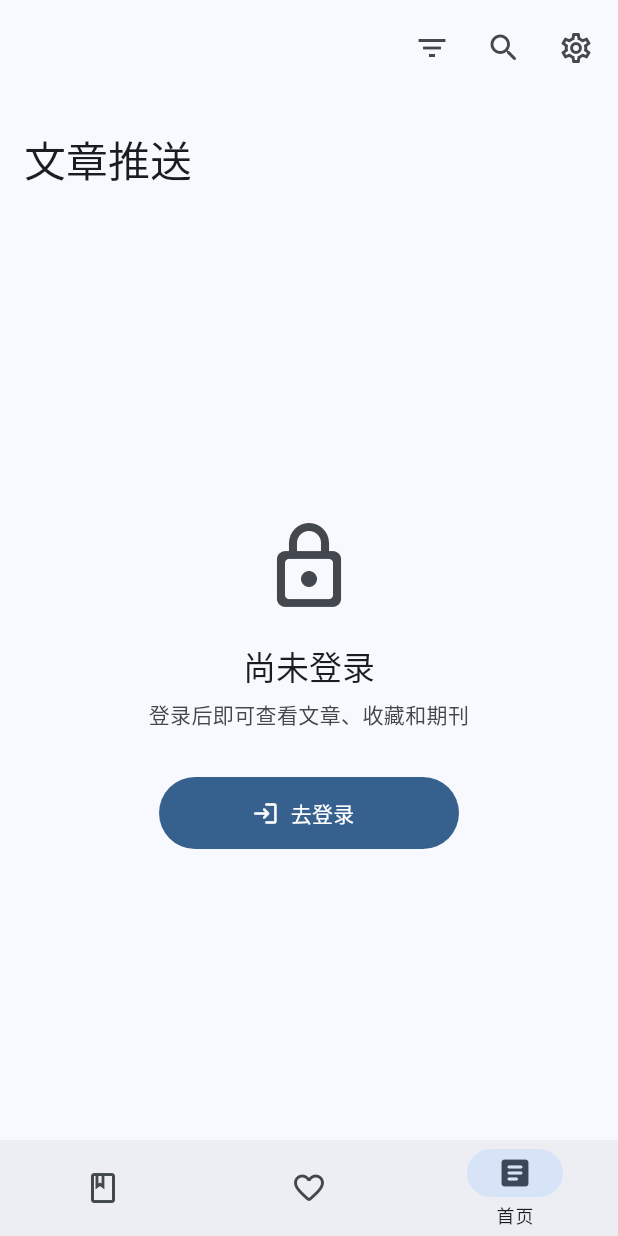
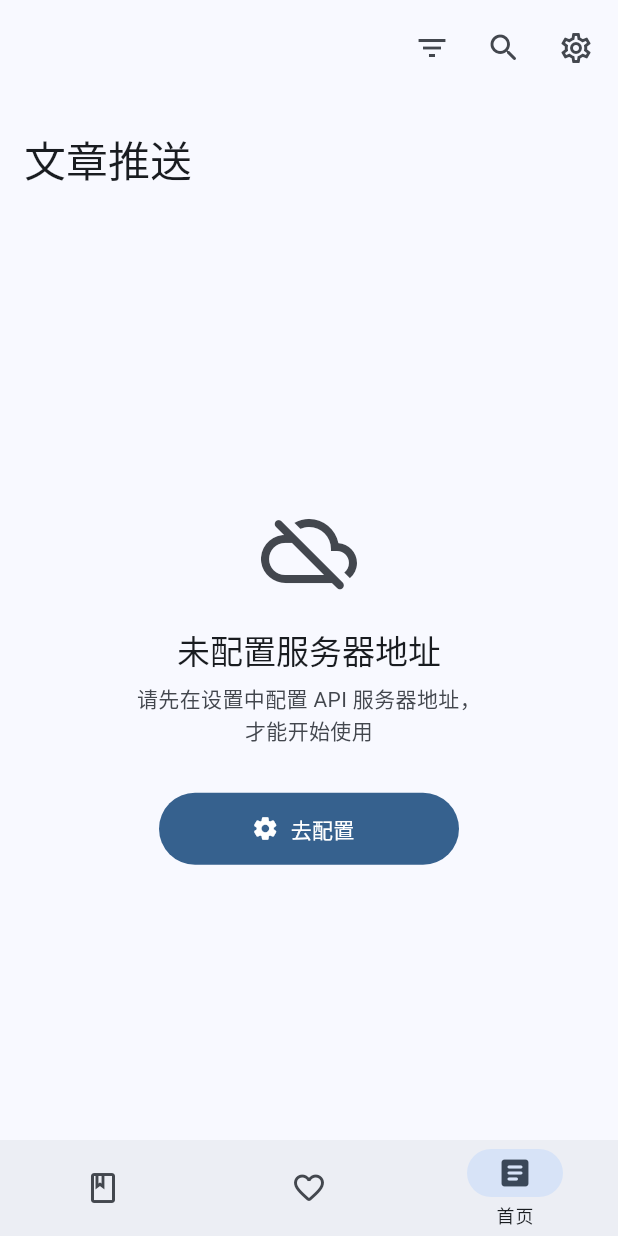
Before and after one commit to SineLi/PaperPulse, a Flutter app: the screen it shows after launch, on a phone screen of 412 x 824 dp. Run offline on Flutter 3.47's test engine with Material 3 defaults, Android fonts, the phone set to English and light mode, and no system bars; drawn by our look-alikes of dynamic_color; our stand-ins replace connectivity_plus, flutter_secure_storage, flutter_svg, share_plus, shared_preferences, simple_icons and 2 more; accounts and stored records are empty.

Commit message:
feature: 添加未配置服务器地址提示

```diff
--- a/frontend_app/lib/widgets/login_required.dart
+++ b/frontend_app/lib/widgets/login_required.dart
@@ -2,6 +2,7 @@ import 'package:flutter/material.dart';
 import 'package:provider/provider.dart';
 
 import '../data/auth/auth_services.dart';
+import '../pages/setting_page.dart';
 
 /// 包裹需要登录才能查看的页面。
 /// 有 token 时正常渲染 [child]，无 token 时显示居中登录提示。
@@ -29,6 +30,15 @@ class _LoginRequiredState extends State<LoginRequired> {
 
   @override
   Widget build(BuildContext context) {
+    // 第一层：检查 API 地址是否已配置
+    final baseUrl = context.watch<SettingsController>().setting.baseURL.trim();
+    if (baseUrl.isEmpty) {
+      return widget.showScaffold
+          ? Scaffold(body: _ApiNotConfiguredPrompt())
+          : _ApiNotConfiguredPrompt();
+    }
+
+    // 第二层：检查是否已登录
     return FutureBuilder<bool>(
       future: _tokenFuture,
       builder: (context, snapshot) {
@@ -43,6 +53,51 @@ class _LoginRequiredState extends State<LoginRequired> {
         }
         return _LoginPrompt();
       },
+    );
+  }
+}
+
+class _ApiNotConfiguredPrompt extends StatelessWidget {
+  @override
+  Widget build(BuildContext context) {
+    final colorScheme = Theme.of(context).colorScheme;
+    final textTheme = Theme.of(context).textTheme;
+
+    return Center(
+      child: Padding(
+        padding: const EdgeInsets.all(32),
+        child: Column(
+          mainAxisSize: MainAxisSize.min,
+          children: [
+            Icon(
+              Icons.cloud_off_rounded,
+              size: 64,
+              color: colorScheme.onSurfaceVariant,
+            ),
+            const SizedBox(height: 20),
+            Text('未配置服务器地址', style: textTheme.titleLarge),
+            const SizedBox(height: 8),
+            Text(
+              '请先在设置中配置 API 服务器地址，\n才能开始使用',
+              textAlign: TextAlign.center,
+              style: textTheme.bodyMedium?.copyWith(
+                color: colorScheme.onSurfaceVariant,
+              ),
+            ),
+            const SizedBox(height: 32),
+            FilledButton.icon(
+              onPressed: () => Navigator.of(context).push(
+                MaterialPageRoute(
+                  builder: (context) => const NetworkSettingsPage(),
+                ),
+              ),
+              icon: const Icon(Icons.settings_rounded),
+              label: const Text('去配置'),
+              style: FilledButton.styleFrom(minimumSize: const Size(200, 48)),
+            ),
+          ],
+        ),
+      ),
     );
   }
 }
```
